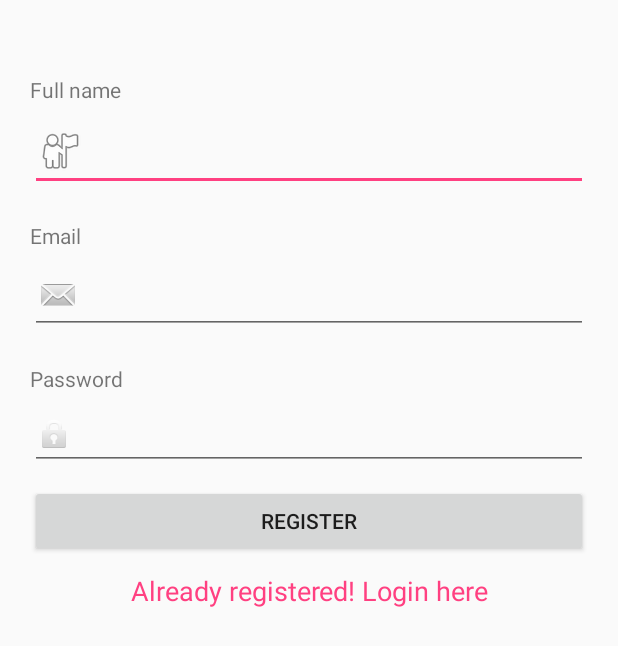
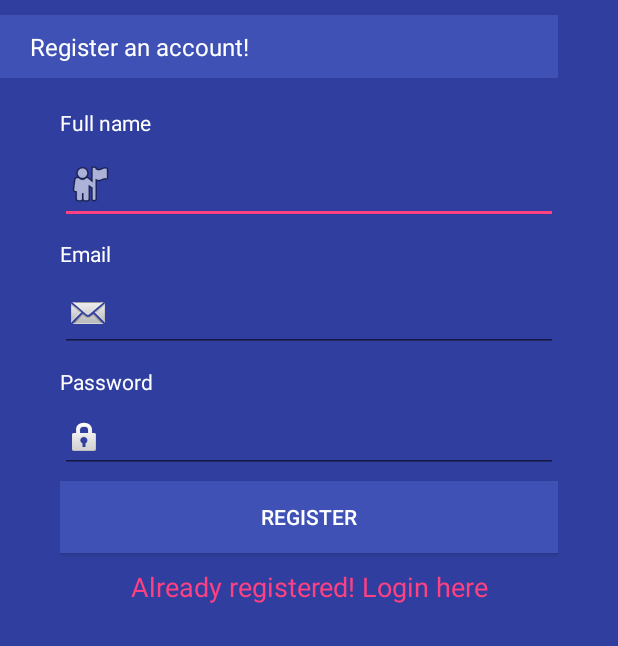
Before and after one commit to ErikaThuroczy/AndroidProject2017, an Android app: the RegisterActivity screen opened directly, with no data from a screen before it, on a phone screen of 412 x 824 dp. Shown: the top 646 px of the screen. Run offline under Robolectric (Android 15) with nearby library versions, the phone set to English and light mode, and no system bars; our stand-ins replace Volley.

Commit message:
layouts redesigned, resources+

```diff
--- a/app/src/main/res/drawable/cell_template.xml
+++ b/app/src/main/res/drawable/cell_template.xml
@@ -1,5 +1,5 @@
 <?xml version="1.0" encoding="utf-8"?>
 <shape xmlns:android="http://schemas.android.com/apk/res/android" android:shape="rectangle">
-    <solid android:color="#fff" />
-    <stroke android:width="0.1dp" android:color="#000" />
+    <solid android:color="@color/colorPrimaryDark" />
+    <stroke android:width="0.1dp" android:color="#ffffff" />
 </shape>
--- a/app/src/main/res/layout/register.xml
+++ b/app/src/main/res/layout/register.xml
@@ -1,67 +1,100 @@
 <?xml version="1.0" encoding="utf-8"?>
 <ScrollView xmlns:android="http://schemas.android.com/apk/res/android"
     android:layout_width="match_parent"
-    android:layout_height="match_parent">
+    android:layout_height="match_parent"
+    android:background="@color/colorPrimaryDark">
+
+    <RelativeLayout
+        android:layout_width="match_parent"
+        android:layout_height="wrap_content">
+
+        <TextView
+            android:id="@+id/stat_title"
+            android:layout_width="match_parent"
+            android:layout_height="wrap_content"
+            android:layout_marginBottom="20dp"
+            android:layout_marginEnd="40dp"
+            android:layout_marginRight="40dp"
+            android:layout_marginTop="10dp"
+            android:background="@color/colorPrimary"
+            android:gravity="left"
+            android:paddingBottom="10dp"
+            android:paddingLeft="20dp"
+            android:paddingStart="20dp"
+            android:paddingTop="10dp"
+            android:text="@string/register_an_account"
+            android:textColor="#ffffff"
+            android:textSize="16sp" />
 
         <LinearLayout
             android:id="@+id/reg_form"
             android:layout_width="match_parent"
             android:layout_height="wrap_content"
-        android:layout_marginTop="30dp"
+            android:layout_below="@+id/stat_title"
             android:orientation="vertical"
-        android:padding="20dp">
+            android:paddingEnd="40dp"
+            android:paddingLeft="40dp"
+            android:paddingRight="40dp"
+            android:paddingStart="40dp">
 
             <TextView
                 android:layout_width="match_parent"
                 android:layout_height="wrap_content"
-            android:text="Full name" />
+                android:text="Full name"
+                android:textColor="#ffffff" />
 
             <EditText
                 android:id="@+id/reg_uname"
                 android:layout_width="match_parent"
                 android:layout_height="wrap_content"
-            android:layout_marginBottom="20dp"
+                android:layout_marginBottom="10dp"
                 android:layout_marginTop="5dp"
                 android:drawableLeft="@android:drawable/ic_menu_myplaces"
-            android:drawableStart="@android:drawable/ic_menu_myplaces"/>
+                android:drawableStart="@android:drawable/ic_menu_myplaces"
+                android:textColor="#ffffff" />
 
             <TextView
                 android:layout_width="match_parent"
                 android:layout_height="wrap_content"
-            android:text="Email" />
+                android:text="@string/email"
+                android:textColor="#ffffff" />
 
             <EditText
                 android:id="@+id/reg_mail"
                 android:layout_width="match_parent"
                 android:layout_height="wrap_content"
-            android:layout_marginBottom="20dp"
+                android:layout_marginBottom="10dp"
                 android:layout_marginTop="5dp"
-            android:lines="1"
                 android:drawableLeft="@android:drawable/sym_action_email"
-            android:drawableStart="@android:drawable/sym_action_email"/>
-        <!--android:inputType="textEmailAddress"-->
+                android:drawableStart="@android:drawable/sym_action_email"
+                android:textColor="#ffffff" />
 
             <TextView
                 android:layout_width="match_parent"
                 android:layout_height="wrap_content"
-            android:text="Password" />
+                android:text="@string/password"
+                android:textColor="#ffffff" />
 
             <EditText
                 android:id="@+id/reg_pswd"
                 android:layout_width="match_parent"
                 android:layout_height="wrap_content"
                 android:layout_marginTop="5dp"
+                android:drawableLeft="@android:drawable/ic_lock_idle_lock"
+                android:drawableStart="@android:drawable/ic_lock_idle_lock"
                 android:inputType="textPassword"
                 android:lines="1"
-            android:drawableLeft="@android:drawable/ic_lock_idle_lock"
-            android:drawableStart="@android:drawable/ic_lock_idle_lock" />
+                android:textColor="#ffffff" />
+            <!--android:inputType="textEmailAddress"-->
 
             <Button
                 android:id="@+id/reg_reg"
                 android:layout_width="match_parent"
                 android:layout_height="wrap_content"
-            android:layout_marginTop="10dp"
-            android:text="Register" />
+                android:layout_marginTop="5dp"
+                android:background="@color/colorPrimary"
+                android:text="@string/register"
+                android:textColor="#ffffff" />
 
             <TextView
                 android:id="@+id/reg_link"
@@ -69,10 +102,10 @@
                 android:layout_height="wrap_content"
                 android:layout_marginTop="10dp"
                 android:gravity="center"
-            android:text="Already registered! Login here"
+                android:text="@string/already_registered_login_here"
                 android:textColor="@color/colorAccent"
                 android:textSize="18sp" />
 
         </LinearLayout>
-
+    </RelativeLayout>
 </ScrollView>
```
Also changed, not shown: app/src/main/java/hu/uniobuda/nik/visualizer/androidproject2017/StatisticsActivity.java (+3 -4 lines), app/src/main/res/layout/login.xml (+23 -19 lines), app/src/main/res/layout/repo.xml (+6 -6 lines), app/src/main/res/layout/statistics.xml (+49 -40 lines), app/src/main/res/values/strings.xml (+25 -1 lines). Lines whose indentation alone changed are shown as unchanged.
